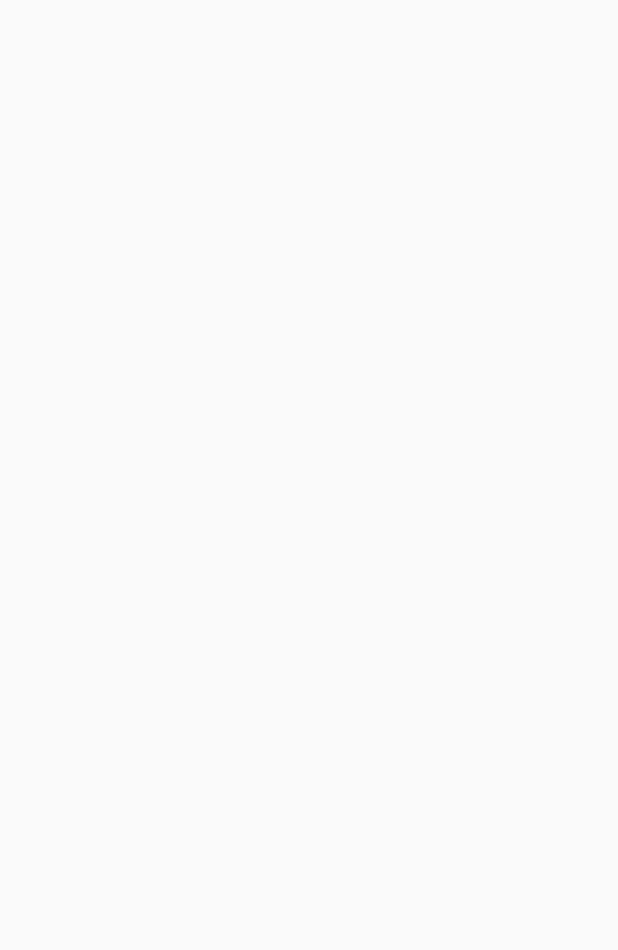
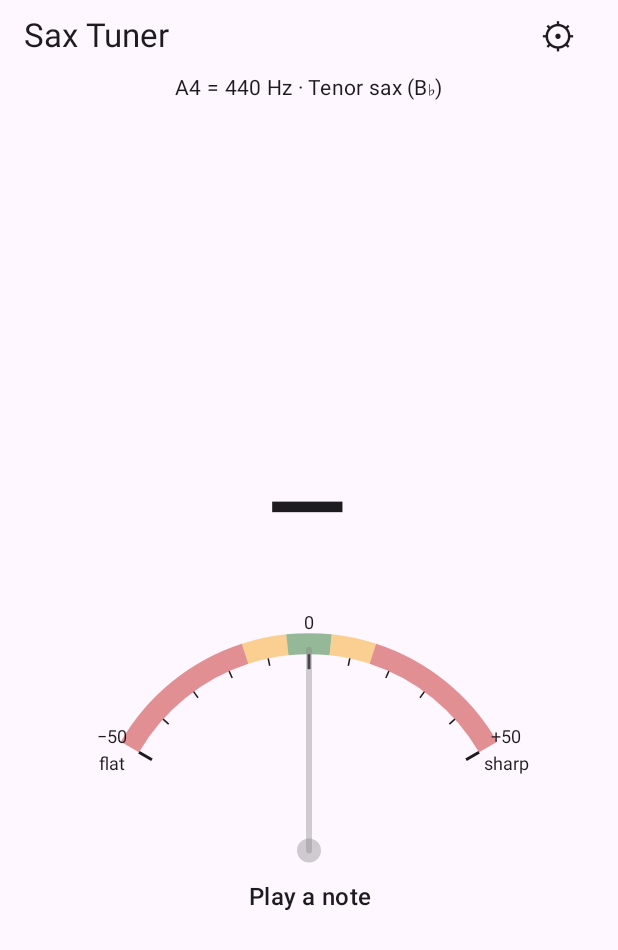
Before and after one commit to bst/tunetheworld, an Android app built with Jetpack Compose: the screen it shows after launch (MainActivity), on a phone screen of 412 x 824 dp. Before the commit the part shown is empty. Shown: the top 950 px of the screen. Run offline under Robolectric (Android 15) with nearby library versions, the phone set to English and light mode, and no system bars.

Commit message:
Phase 7: UI (tuner screen, needle gauge, settings sheet, permission screen)
Co-Authored-By: Claude Sonnet 5.5 <noreply@anthropic.com>

```diff
--- a/app/src/main/java/de/example/saxtuner/MainActivity.kt
+++ b/app/src/main/java/de/example/saxtuner/MainActivity.kt
@@ -1,21 +1,44 @@
 package de.example.saxtuner
 
+import android.Manifest
+import android.content.pm.PackageManager
 import android.os.Bundle
 import androidx.activity.compose.setContent
 import androidx.appcompat.app.AppCompatActivity
-import androidx.compose.foundation.layout.Box
-import androidx.compose.foundation.layout.fillMaxSize
+import androidx.compose.foundation.isSystemInDarkTheme
 import androidx.compose.material3.MaterialTheme
-import androidx.compose.ui.Modifier
+import androidx.compose.material3.Surface
+import androidx.compose.material3.darkColorScheme
+import androidx.compose.material3.lightColorScheme
+import androidx.compose.runtime.getValue
+import androidx.compose.runtime.mutableStateOf
+import androidx.compose.runtime.setValue
+import androidx.core.content.ContextCompat
+import de.example.saxtuner.ui.PermissionScreen
+import de.example.saxtuner.ui.TunerScreen
 
 // AppCompatActivity (not ComponentActivity) so per-app language switching works below Android 13
 class MainActivity : AppCompatActivity() {
+    private var micGranted by mutableStateOf(false)
+
     override fun onCreate(savedInstanceState: Bundle?) {
         super.onCreate(savedInstanceState)
+        micGranted = hasMicPermission()
         setContent {
-            MaterialTheme {
-                Box(Modifier.fillMaxSize())
+            MaterialTheme(colorScheme = if (isSystemInDarkTheme()) darkColorScheme() else lightColorScheme()) {
+                Surface {
+                    if (micGranted) TunerScreen() else PermissionScreen()
+                }
             }
         }
     }
+
+    // Also covers returning from the system settings screen
+    override fun onResume() {
+        super.onResume()
+        micGranted = hasMicPermission()
+    }
+
+    private fun hasMicPermission() =
+        ContextCompat.checkSelfPermission(this, Manifest.permission.RECORD_AUDIO) == PackageManager.PERMISSION_GRANTED
 }
--- /dev/null
+++ b/app/src/main/java/de/example/saxtuner/ui/NeedleGauge.kt
@@ -0,0 +1,119 @@
+package de.example.saxtuner.ui
+
+import androidx.compose.animation.core.Spring
+import androidx.compose.animation.core.animateFloatAsState
+import androidx.compose.animation.core.spring
+import androidx.compose.foundation.Canvas
+import androidx.compose.foundation.layout.aspectRatio
+import androidx.compose.material3.MaterialTheme
+import androidx.compose.runtime.Composable
+import androidx.compose.runtime.getValue
+import androidx.compose.ui.Modifier
+import androidx.compose.ui.geometry.Offset
+import androidx.compose.ui.geometry.Size
+import androidx.compose.ui.graphics.Color
+import androidx.compose.ui.graphics.StrokeCap
+import androidx.compose.ui.graphics.drawscope.Stroke
+import androidx.compose.ui.res.stringResource
+import androidx.compose.ui.text.TextStyle
+import androidx.compose.ui.text.drawText
+import androidx.compose.ui.text.rememberTextMeasurer
+import androidx.compose.ui.unit.dp
+import androidx.compose.ui.unit.sp
+import de.example.saxtuner.R
+import kotlin.math.abs
+import kotlin.math.cos
+import kotlin.math.min
+import kotlin.math.sin
+
+private val Green = Color(0xFF2E7D32)
+private val Yellow = Color(0xFFF9A825)
+private val Red = Color(0xFFC62828)
+
+private const val CENTER_ANGLE = 270f   // in Compose, 270 degrees points up
+private const val DEGREES_PER_PERCENT = 1.2f
+
+private fun zoneColor(percent: Float): Color = when {
+    abs(percent) <= 5f -> Green
+    abs(percent) <= 15f -> Yellow
+    else -> Red
+}
+
+@Composable
+fun NeedleGauge(percent: Float?, modifier: Modifier = Modifier) {
+    val animated by animateFloatAsState(
+        targetValue = percent ?: 0f,
+        animationSpec = spring(dampingRatio = 0.8f, stiffness = Spring.StiffnessLow),
+        label = "needle"
+    )
+    val measurer = rememberTextMeasurer()
+    val labelColor = MaterialTheme.colorScheme.onSurface
+    val labelStyle = TextStyle(fontSize = 12.sp, color = labelColor)
+    val tickColor = MaterialTheme.colorScheme.onSurface
+    val needleColor = if (percent == null) Color.Gray.copy(alpha = 0.4f) else zoneColor(animated)
+    val minusFifty = "−50"
+    val zero = "0"
+    val plusFifty = "+50"
+    val tooLow = stringResource(R.string.too_low)
+    val tooHigh = stringResource(R.string.too_high)
+
+    Canvas(modifier = modifier.aspectRatio(2f)) {
+        val center = Offset(size.width / 2f, size.height * 0.9f)
+        val radius = 0.9f * min(size.width / 2f, size.height * 0.9f) - 16.dp.toPx()
+        val arcTopLeft = Offset(center.x - radius, center.y - radius)
+        val arcSize = Size(radius * 2f, radius * 2f)
+        val zoneStroke = Stroke(width = 14.dp.toPx())
+
+        fun point(angleDeg: Float, r: Float): Offset {
+            val rad = Math.toRadians(angleDeg.toDouble())
+            return Offset(center.x + r * cos(rad).toFloat(), center.y + r * sin(rad).toFloat())
+        }
+
+        fun zone(fromPercent: Float, toPercent: Float, color: Color) {
+            drawArc(
+                color = color.copy(alpha = 0.5f),
+                startAngle = CENTER_ANGLE + fromPercent * DEGREES_PER_PERCENT,
+                sweepAngle = (toPercent - fromPercent) * DEGREES_PER_PERCENT,
+                useCenter = false,
+                topLeft = arcTopLeft,
+                size = arcSize,
+                style = zoneStroke
+            )
+        }
+        zone(-50f, -15f, Red)
+        zone(-15f, -5f, Yellow)
+        zone(-5f, 5f, Green)
+        zone(5f, 15f, Yellow)
+        zone(15f, 50f, Red)
+
+        // Ticks every 10 %, longer at 0 and the ends
+        for (p in -50..50 step 10) {
+            val long = p == 0 || abs(p) == 50
+            val angle = CENTER_ANGLE + p * DEGREES_PER_PERCENT
+            val inner = radius - 7.dp.toPx() - (if (long) 10.dp.toPx() else 5.dp.toPx())
+            drawLine(
+                color = tickColor,
+                start = point(angle, inner),
+                end = point(angle, radius - 7.dp.toPx()),
+                strokeWidth = if (long) 2.dp.toPx() else 1.dp.toPx()
+            )
+        }
+
+        // Labels outside the arc
+        fun label(text: String, p: Int, dy: Float = 0f) {
+            val layout = measurer.measure(text, labelStyle)
+            val at = point(CENTER_ANGLE + p * DEGREES_PER_PERCENT, radius + 14.dp.toPx())
+            drawText(layout, topLeft = Offset(at.x - layout.size.width / 2f, at.y - layout.size.height / 2f + dy))
+        }
+        label(minusFifty, -50)
+        label(zero, 0)
+        label(plusFifty, 50)
+        label(tooLow, -50, dy = 18.dp.toPx())
+        label(tooHigh, 50, dy = 18.dp.toPx())
+
+        // Needle
+        val tip = point(CENTER_ANGLE + animated * DEGREES_PER_PERCENT, radius - 4.dp.toPx())
+        drawLine(needleColor, center, tip, strokeWidth = 4.dp.toPx(), cap = StrokeCap.Round)
+        drawCircle(needleColor, radius = 8.dp.toPx(), center = center)
+    }
+}
--- /dev/null
+++ b/app/src/main/java/de/example/saxtuner/ui/TunerScreen.kt
@@ -0,0 +1,137 @@
+package de.example.saxtuner.ui
+
+import androidx.compose.foundation.layout.Arrangement
+import androidx.compose.foundation.layout.Column
+import androidx.compose.foundation.layout.Row
+import androidx.compose.foundation.layout.fillMaxSize
+import androidx.compose.foundation.layout.fillMaxWidth
+import androidx.compose.foundation.layout.padding
+import androidx.compose.foundation.layout.safeDrawingPadding
+import androidx.compose.material3.IconButton
+import androidx.compose.material3.MaterialTheme
+import androidx.compose.material3.Text
+import androidx.compose.runtime.Composable
+import androidx.compose.runtime.DisposableEffect
+import androidx.compose.runtime.getValue
+import androidx.compose.runtime.mutableStateOf
+import androidx.compose.runtime.remember
+import androidx.compose.runtime.setValue
+import androidx.compose.ui.Alignment
+import androidx.compose.ui.Modifier
+import androidx.compose.ui.draw.alpha
+import androidx.compose.ui.platform.LocalConfiguration
+import androidx.compose.ui.platform.LocalView
+import androidx.compose.ui.res.stringResource
+import androidx.compose.ui.semantics.contentDescription
+import androidx.compose.ui.semantics.semantics
+import androidx.compose.ui.text.style.TextAlign
+import androidx.compose.ui.unit.dp
+import androidx.compose.ui.unit.sp
+import androidx.lifecycle.compose.LifecycleStartEffect
+import androidx.lifecycle.compose.collectAsStateWithLifecycle
+import androidx.lifecycle.viewmodel.compose.viewModel
+import de.example.saxtuner.R
+import de.example.saxtuner.music.NoteNames
+import kotlin.math.roundToInt
+
+@Composable
+fun TunerScreen(viewModel: TunerViewModel = viewModel()) {
+    val settingsLabel = stringResource(R.string.settings)
+    val state by viewModel.uiState.collectAsStateWithLifecycle()
+    var showSettings by remember { mutableStateOf(false) }
+    val locale = LocalConfiguration.current.locales[0]
+    val language = NoteNames.languageOf(locale)
+
+    LifecycleStartEffect(Unit) {
+        viewModel.start()
+        onStopOrDispose { viewModel.stop() }
+    }
+
+    // Keep the screen on while tuning
+    val view = LocalView.current
+    DisposableEffect(view) {
+        view.keepScreenOn = true
+        onDispose { view.keepScreenOn = false }
+    }
+
+    val note = state.note
+    val noteName = note?.let { NoteNames.name(it.pitchClass, language) } ?: stringResource(R.string.no_note)
+    val percentRounded = note?.percent?.roundToInt()
+    val description = if (note != null && percentRounded != null) {
+        stringResource(R.string.a11y_reading, noteName, note.octave, percentRounded)
+    } else {
+        stringResource(R.string.hint_play)
+    }
+
+    Column(
+        modifier = Modifier.fillMaxSize().safeDrawingPadding().padding(horizontal = 16.dp),
+        horizontalAlignment = Alignment.CenterHorizontally
+    ) {
+        Row(
+            modifier = Modifier.fillMaxWidth(),
+            verticalAlignment = Alignment.CenterVertically,
+            horizontalArrangement = Arrangement.SpaceBetween
+        ) {
+            Text(stringResource(R.string.app_title), style = MaterialTheme.typography.titleLarge)
+            IconButton(onClick = { showSettings = true }) {
+                // No icon library (plan: AndroidX/Compose only), so a text glyph stands in for the gear
+                Text("⚙", fontSize = 24.sp, modifier = Modifier.semantics { contentDescription = settingsLabel })
+            }
+        }
+        Text(
+            stringResource(R.string.info_line, state.settings.referenceHz, modeLabel(state.settings.transposition)),
+            style = MaterialTheme.typography.bodyMedium
+        )
+
+        Column(
+            modifier = Modifier
+                .weight(1f)
+                .fillMaxWidth()
+                .semantics(mergeDescendants = true) { contentDescription = description },
+            verticalArrangement = Arrangement.Center,
+            horizontalAlignment = Alignment.CenterHorizontally
+        ) {
+            // Greyed out while the note is only being held after the tone ended
+            val contentAlpha = if (state.isActive || note == null) 1f else 0.4f
+            Row(verticalAlignment = Alignment.Top, modifier = Modifier.alpha(contentAlpha)) {
+                Text(noteName, fontSize = 96.sp, style = MaterialTheme.typography.displayLarge.copy(fontSize = 96.sp))
+                if (note != null) {
+                    Text(note.octave.toString(), fontSize = 32.sp, modifier = Modifier.padding(top = 16.dp))
+                }
+            }
+            NeedleGauge(percent = note?.percent, modifier = Modifier.fillMaxWidth().alpha(contentAlpha))
+            if (note != null && percentRounded != null) {
+                val sign = when {
+                    percentRounded > 0 -> "+"
+                    percentRounded < 0 -> "−"
+                    else -> ""
+                }
+                Text(
+                    "$sign${kotlin.math.abs(percentRounded)} %",
+                    style = MaterialTheme.typography.displaySmall,
+                    modifier = Modifier.alpha(contentAlpha)
+                )
+                Text(
+                    stringResource(R.string.hertz_format, String.format(locale, "%.1f", note.frequencyHz)),
+                    style = MaterialTheme.typography.bodyMedium,
+                    modifier = Modifier.alpha(contentAlpha)
+                )
+            } else {
+                Text(
+                    stringResource(R.string.hint_play),
+                    style = MaterialTheme.typography.titleMedium,
+                    textAlign = TextAlign.Center
+                )
+            }
+        }
+    }
+
+    if (showSettings) {
+        SettingsSheet(
+            settings = state.settings,
+            onReferenceChange = viewModel::setReferenceHz,
+            onTranspositionChange = viewModel::setTransposition,
+            onDismiss = { showSettings = false }
+        )
+    }
+}
--- a/app/src/main/res/values/strings.xml
+++ b/app/src/main/res/values/strings.xml
@@ -10,6 +10,11 @@
     <string name="mode_alto">Alto sax (E♭)</string>
     <string name="mode_concert">Concert (C)</string>
     <string name="language">Language</string>
+    <!-- Language names always appear in their own language -->
+    <string name="language_de" translatable="false">Deutsch</string>
+    <string name="language_en" translatable="false">English</string>
+    <string name="no_note" translatable="false">–</string>
+    <string name="hertz_format">%1$s Hz</string>
     <string name="hint_play">Play a note</string>
     <string name="too_low">flat</string>
     <string name="too_high">sharp</string>
```
Also changed, not shown: app/src/main/java/de/example/saxtuner/ui/PermissionScreen.kt (added, +73 -0 lines), app/src/main/java/de/example/saxtuner/ui/SettingsSheet.kt (added, +116 -0 lines).
